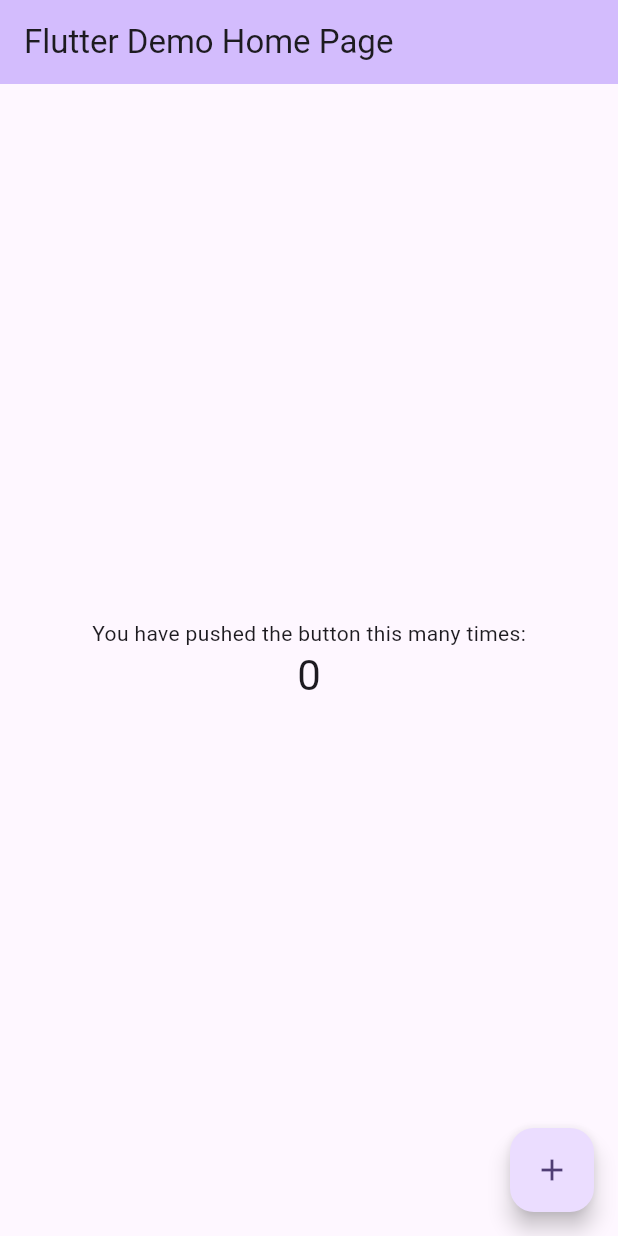
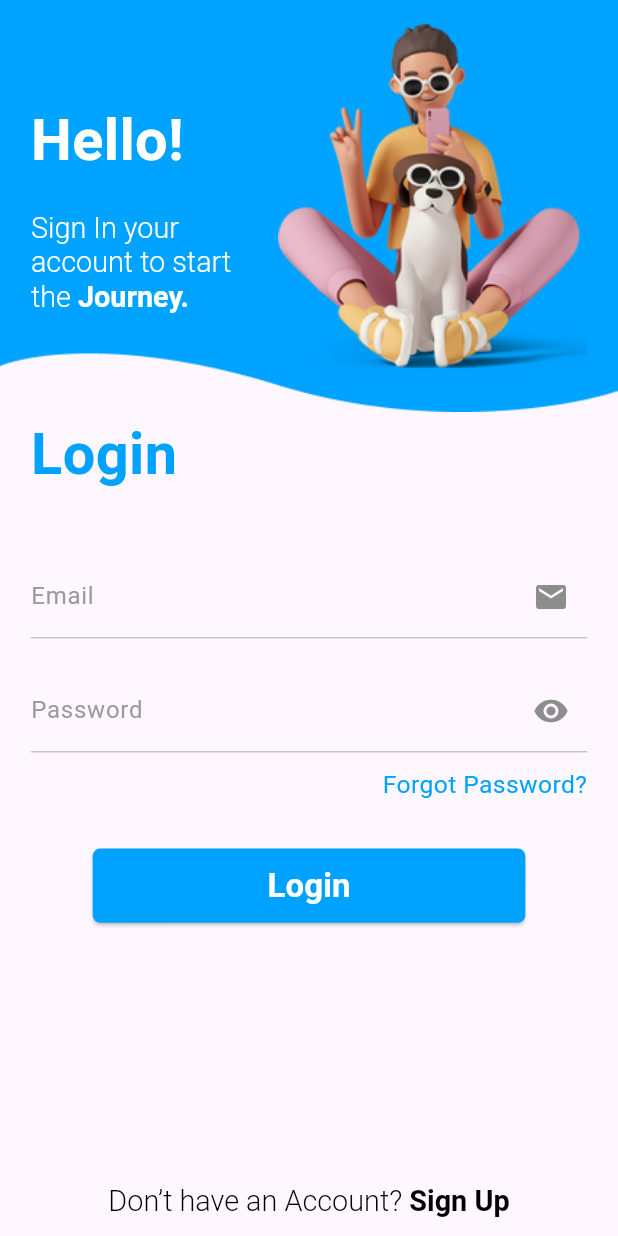
Before and after one commit to kenthken/co_pet, a Flutter app: the screen it shows after launch, on a phone screen of 412 x 824 dp. Run offline on Flutter 3.47's test engine with Material 2 defaults, Android fonts, the phone set to English and light mode, and no system bars; our stand-ins replace dots_indicator, sizer.

Commit message:
OnBoard and Login page

```diff
--- a/lib/main.dart
+++ b/lib/main.dart
@@ -1,4 +1,7 @@
+import 'package:co_pet/presentation/Login/login.dart';
+import 'package:co_pet/presentation/onboarding/onBoard.dart';
 import 'package:flutter/material.dart';
+import 'package:sizer/sizer.dart';
 
 void main() {
   runApp(const MyApp());
@@ -10,116 +13,17 @@ class MyApp extends StatelessWidget {
   // This widget is the root of your application.
   @override
   Widget build(BuildContext context) {
+    return Sizer(builder:
+        (BuildContext context, Orientation orientation, DeviceType deviceType) {
       return MaterialApp(
         title: 'Flutter Demo',
+        debugShowCheckedModeBanner: false,
         theme: ThemeData(
-        // This is the theme of your application.
-        //
-        // TRY THIS: Try running your application with "flutter run". You'll see
-        // the application has a blue toolbar. Then, without quitting the app,
-        // try changing the seedColor in the colorScheme below to Colors.green
-        // and then invoke "hot reload" (save your changes or press the "hot
-        // reload" button in a Flutter-supported IDE, or press "r" if you used
-        // the command line to start the app).
-        //
-        // Notice that the counter didn't reset back to zero; the application
-        // state is not lost during the reload. To reset the state, use hot
-        // restart instead.
-        //
-        // This works for code too, not just values: Most code changes can be
-        // tested with just a hot reload.
           colorScheme: ColorScheme.fromSeed(seedColor: Colors.deepPurple),
           useMaterial3: true,
         ),
-      home: const MyHomePage(title: 'Flutter Demo Home Page'),
+        home: const Login(),
       );
+    });
   }
 }
-
-class MyHomePage extends StatefulWidget {
-  const MyHomePage({super.key, required this.title});
-
-  // This widget is the home page of your application. It is stateful, meaning
-  // that it has a State object (defined below) that contains fields that affect
-  // how it looks.
-
-  // This class is the configuration for the state. It holds the values (in this
-  // case the title) provided by the parent (in this case the App widget) and
-  // used by the build method of the State. Fields in a Widget subclass are
-  // always marked "final".
-
-  final String title;
-
-  @override
-  State<MyHomePage> createState() => _MyHomePageState();
-}
-
-class _MyHomePageState extends State<MyHomePage> {
-  int _counter = 0;
-
-  void _incrementCounter() {
-    setState(() {
-      // This call to setState tells the Flutter framework that something has
-      // changed in this State, which causes it to rerun the build method below
-      // so that the display can reflect the updated values. If we changed
-      // _counter without calling setState(), then the build method would not be
-      // called again, and so nothing would appear to happen.
-      _counter++;
-    });
-  }
-
-  @override
-  Widget build(BuildContext context) {
-    // This method is rerun every time setState is called, for instance as done
-    // by the _incrementCounter method above.
-    //
-    // The Flutter framework has been optimized to make rerunning build methods
-    // fast, so that you can just rebuild anything that needs updating rather
-    // than having to individually change instances of widgets.
-    return Scaffold(
-      appBar: AppBar(
-        // TRY THIS: Try changing the color here to a specific color (to
-        // Colors.amber, perhaps?) and trigger a hot reload to see the AppBar
-        // change color while the other colors stay the same.
-        backgroundColor: Theme.of(context).colorScheme.inversePrimary,
-        // Here we take the value from the MyHomePage object that was created by
-        // the App.build method, and use it to set our appbar title.
-        title: Text(widget.title),
-      ),
-      body: Center(
-        // Center is a layout widget. It takes a single child and positions it
-        // in the middle of the parent.
-        child: Column(
-          // Column is also a layout widget. It takes a list of children and
-          // arranges them vertically. By default, it sizes itself to fit its
-          // children horizontally, and tries to be as tall as its parent.
-          //
-          // Column has various properties to control how it sizes itself and
-          // how it positions its children. Here we use mainAxisAlignment to
-          // center the children vertically; the main axis here is the vertical
-          // axis because Columns are vertical (the cross axis would be
-          // horizontal).
-          //
-          // TRY THIS: Invoke "debug painting" (choose the "Toggle Debug Paint"
-          // action in the IDE, or press "p" in the console), to see the
-          // wireframe for each widget.
-          mainAxisAlignment: MainAxisAlignment.center,
-          children: <Widget>[
-            const Text(
-              'You have pushed the button this many times:',
-            ),
-            Text(
-              '$_counter',
-              style: Theme.of(context).textTheme.headlineMedium,
-            ),
-          ],
-        ),
-      ),
-      floatingActionButton: FloatingActionButton(
-        onPressed: _incrementCounter,
-        tooltip: 'Increment',
-        child: const Icon(Icons.add),
-      ), // This trailing comma makes auto-formatting nicer for build methods.
-    );
-  }
-}
--- /dev/null
+++ b/lib/presentation/Login/login.dart
@@ -0,0 +1,234 @@
+import 'package:flutter/material.dart';
+import 'package:sizer/sizer.dart';
+
+class Login extends StatelessWidget {
+  const Login({super.key});
+
+  @override
+  Widget build(BuildContext context) {
+    return Scaffold(
+      body: MediaQuery.removeViewPadding(
+        removeTop: true,
+        context: context,
+        child: Center(
+          child: ListView(physics: BouncingScrollPhysics(), children: [
+            SizedBox(
+              width: 100.w,
+              height: 100.h,
+              child: Column(
+                children: [
+                  Flexible(
+                      flex: 2,
+                      child: SizedBox(
+                        height: 100.h,
+                        width: 100.w,
+                        child: Stack(
+                          children: [
+                            SizedBox(
+                                width: 100.w,
+                                height: 100.h,
+                                child: Image.asset(
+                                  "assets/login/Vector 8.png",
+                                  fit: BoxFit.fill,
+                                )),
+                            Expanded(
+                              child: Container(
+                                padding: EdgeInsets.symmetric(horizontal: 5.w),
+                                width: 100.w,
+                                height: 100.h,
+                                child: Row(
+                                  mainAxisAlignment:
+                                      MainAxisAlignment.spaceBetween,
+                                  children: [
+                                    SizedBox(
+                                      width: 40.w,
+                                      height: 100.h,
+                                      child: Column(
+                                        crossAxisAlignment:
+                                            CrossAxisAlignment.start,
+                                        mainAxisAlignment:
+                                            MainAxisAlignment.center,
+                                        children: [
+                                          Text(
+                                            "Hello!",
+                                            style: TextStyle(
+                                                color: Colors.white,
+                                                fontWeight: FontWeight.bold,
+                                                fontSize: 28.sp),
+                                          ),
+                                          const SizedBox(height: 20),
+                                          RichText(
+                                            text: TextSpan(
+                                                style:
+                                                    TextStyle(fontSize: 14.sp),
+                                                children: const [
+                                                  TextSpan(
+                                                      text:
+                                                          "Sign In your account to start the ",
+                                                      style: TextStyle(
+                                                          color: Colors.white,
+                                                          fontWeight:
+                                                              FontWeight.w300)),
+                                                  TextSpan(
+                                                      text: "Journey.",
+                                                      style: TextStyle(
+                                                          fontWeight:
+                                                              FontWeight.bold,
+                                                          color: Colors.white))
+                                                ]),
+                                          ),
+                                        ],
+                                      ),
+                                    ),
+                                    SizedBox(
+                                      width: 50.w,
+                                      height: 100.h,
+                                      child: Image.asset(
+                                        "assets/login/login.png",
+                                        fit: BoxFit.contain,
+                                      ),
+                                    ),
+                                  ],
+                                ),
+                              ),
+                            ),
+                          ],
+                        ),
+                      )),
+                  Flexible(
+                      flex: 3,
+                      child: Container(
+                        width: 100.w,
+                        height: 100.h,
+                        padding: EdgeInsets.symmetric(horizontal: 5.w),
+                        child: Column(
+                          children: [
+                            Container(
+                              padding: EdgeInsets.only(bottom: 40),
+                              width: 100.w,
+                              child: Text(
+                                "Login",
+                                style: TextStyle(
+                                    fontSize: 28.sp,
+                                    fontWeight: FontWeight.w700,
+                                    color: Color.fromARGB(255, 0, 162, 255)),
+                              ),
+                            ),
+                            Container(
+                              width: 100.w,
+                              child: Column(
+                                children: [
+                                  Padding(
+                                    padding: const EdgeInsets.only(bottom: 20),
+                                    child: TextFormField(
+                                      decoration: const InputDecoration(
+                                        enabledBorder: UnderlineInputBorder(
+                                          borderSide: BorderSide(
+                                              color: Color.fromARGB(
+                                                  255,
+                                                  198,
+                                                  198,
+                                                  198)), // Set the desired underline color here
+                                        ),
+                                        labelText: 'Email',
+                                        suffixIcon: Icon(
+                                          Icons.mail,
+                                          color: Color.fromARGB(
+                                              255, 141, 141, 141),
+                                        ),
+                                        labelStyle: TextStyle(
+                                            color: Color.fromARGB(
+                                                255, 154, 154, 154)),
+                                      ),
+                                    ),
+                                  ),
+                                  TextFormField(
+                                    decoration: const InputDecoration(
+                                      enabledBorder: UnderlineInputBorder(
+                                        borderSide: BorderSide(
+                                            color: Color.fromARGB(255, 198, 198,
+                                                198)), // Set the desired underline color here
+                                      ),
+                                      labelText: 'Password',
+                                      suffixIcon: Icon(
+                                        Icons.remove_red_eye_rounded,
+                                        color:
+                                            Color.fromARGB(255, 141, 141, 141),
+                                      ),
+                                      labelStyle: TextStyle(
+                                          color: Color.fromARGB(
+                                              255, 154, 154, 154)),
+                                    ),
+                                  ),
+                                  Container(
+                                    width: 100.w,
+                                    alignment: Alignment.centerRight,
+                                    padding: const EdgeInsets.only(
+                                        top: 10, bottom: 30),
+                                    child: Text(
+                                      "Forgot Password?",
+                                      style: TextStyle(
+                                          fontSize: 12.sp,
+                                          color:
+                                              Color.fromARGB(255, 0, 162, 255)),
+                                    ),
+                                  ),
+                                ],
+                              ),
+                            ),
+                            Container(
+                              width: 70.w,
+                              height: 6.h,
+                              child: ElevatedButton(
+                                  onPressed: () {},
+                                  style: ElevatedButton.styleFrom(
+                                    backgroundColor:
+                                        Color.fromARGB(255, 0, 162, 255),
+                                    shape: RoundedRectangleBorder(
+                                      borderRadius: BorderRadius.circular(5),
+                                    ),
+                                  ),
+                                  child: Text(
+                                    "Login",
+                                    style: TextStyle(
+                                        color: Colors.white,
+                                        fontSize: 16.sp,
+                                        fontWeight: FontWeight.bold),
+                                  )),
+                            ),
+                          ],
+                        ),
+                      )),
+                  Flexible(
+                      flex: 1,
+                      child: Container(
+                        alignment: Alignment.bottomCenter,
+                        padding: EdgeInsets.only(bottom: 12),
+                        width: 100.w,
+                        height: 100.h,
+                        child: RichText(
+                          text: TextSpan(
+                              style: TextStyle(
+                                  fontSize: 14.sp, color: Colors.black),
+                              children: const [
+                                TextSpan(
+                                    text: "Don’t have an Account? ",
+                                    style:
+                                        TextStyle(fontWeight: FontWeight.w300)),
+                                TextSpan(
+                                    text: "Sign Up",
+                                    style: TextStyle(
+                                      fontWeight: FontWeight.bold,
+                                    ))
+                              ]),
+                        ),
+                      ))
+                ],
+              ),
+            ),
+          ]),
+        ),
+      ),
+    );
+  }
+}
```
Also changed, not shown: lib/presentation/onboarding/onBoard.dart (added, +261 -0 lines), pubspec.yaml (+6 -1 lines), assets/login/Vector 8.png (added), assets/login/login.png (added), assets/onBoard/Vector 1.png (renamed from assets/Vector 2.png), assets/onBoard/Vector 2.png (added), assets/onBoard/Vector 3.png (added), assets/onBoard/page1.png (renamed from assets/3d-casual-life-young-couple-with-pet-dogs 1.png), assets/onBoard/page2.png (added), assets/onBoard/page3.png (added), pubspec.lock. Lines whose indentation alone changed are shown as unchanged.
